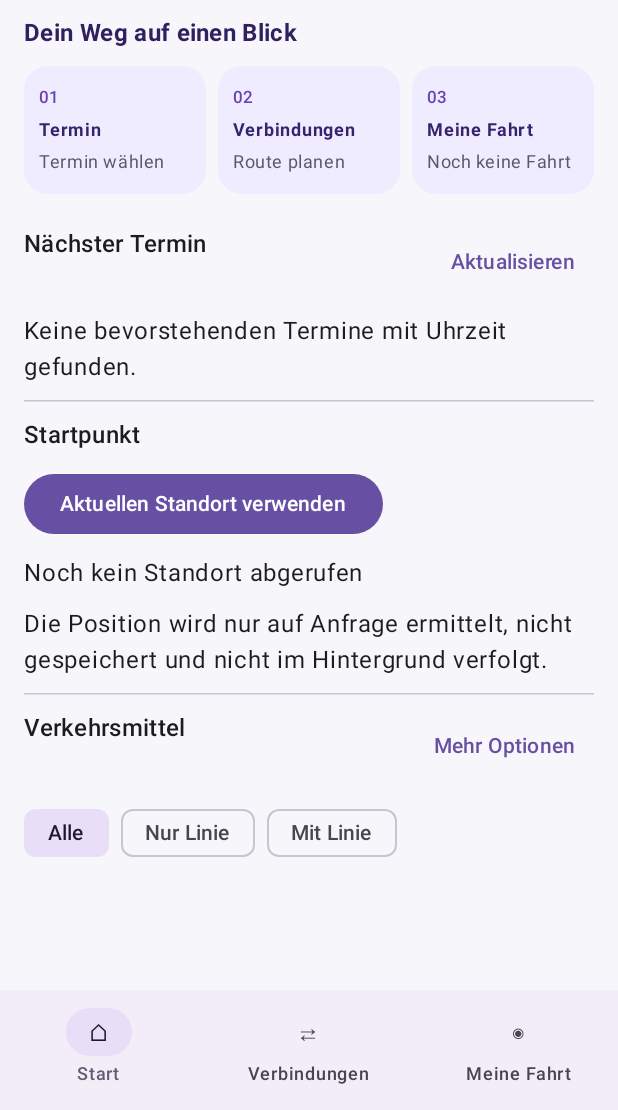
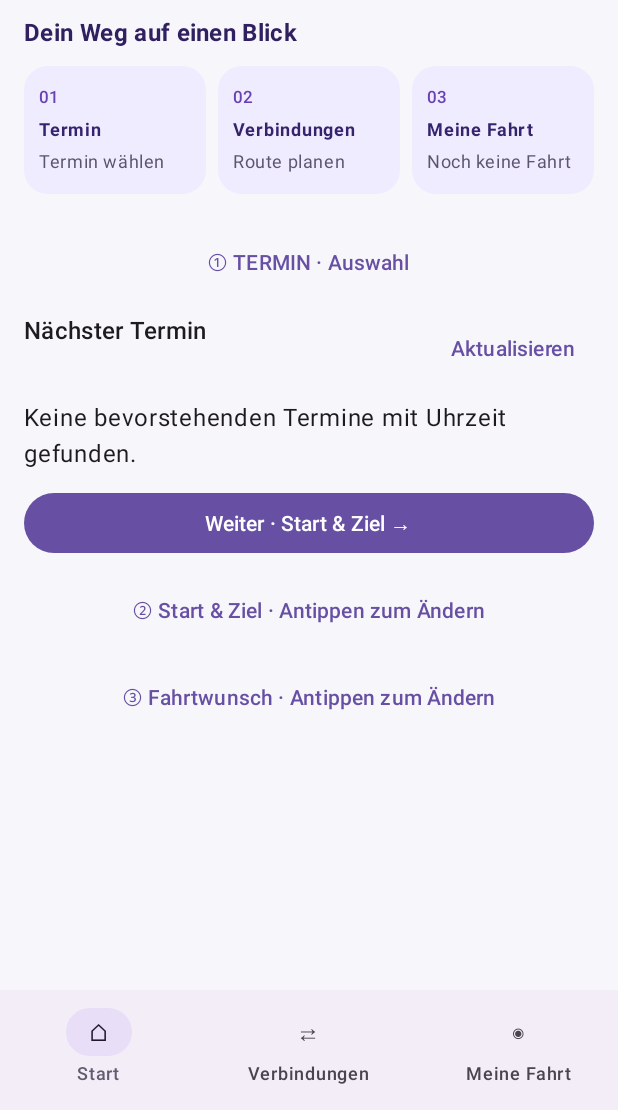
Before and after one commit to jochenkunkel/mvv-mobility-assistant, an Android app built with Jetpack Compose: the screen it shows after launch (MainActivity), on a phone screen of 412 x 824 dp, the part 126-1236 px from its top. Run offline under Robolectric (Android 15) with nearby library versions, the phone set to English and light mode, and no system bars; libraries missing offline, so code that uses them is left out: androidx.glance, androidx.glance.appwidget.

Commit message:
Introduce progressive three-step setup: appointment, origin, travel preferences

```diff
--- a/app/src/main/java/de/mvv/mobility/MainActivity.kt
+++ b/app/src/main/java/de/mvv/mobility/MainActivity.kt
@@ -122,6 +122,7 @@ class MainActivity : ComponentActivity() {
                     val connectionsAnchor = remember { BringIntoViewRequester() }
                     val journeyAnchor = remember { BringIntoViewRequester() }
                     var selectedTab by remember { mutableStateOf(CockpitTab.START) }
+                    var activeSetupStep by remember { mutableIntStateOf(0) }
                     Column(Modifier.fillMaxSize().background(Color(0xFFF7F6FB))) {
                     Column(Modifier.weight(1f).fillMaxWidth().verticalScroll(rememberScrollState()).padding(16.dp), verticalArrangement = Arrangement.spacedBy(10.dp)) {
                         Row(
@@ -229,6 +230,10 @@ class MainActivity : ComponentActivity() {
                             ) { Text("⌂ Nach Hause navigieren") }
                         }
                         Spacer(Modifier.height(1.dp).bringIntoViewRequester(appointmentAnchor))
+                        TextButton(onClick = { activeSetupStep = 0 }, modifier = Modifier.fillMaxWidth().testTag("setup_step_appointment")) {
+                            Text(if (activeSetupStep == 0) "① TERMIN · Auswahl" else "✓ ① Termin · Antippen zum Ändern")
+                        }
+                        if (activeSetupStep == 0 || (fixture && !visualFixture)) {
                         if (fixture) Text("TESTMODUS: simulierte Kalender-, GPS- und MVV-Daten", color = MaterialTheme.colorScheme.error)
                         if (!allowed && !fixture) {
                             Text("Damit Mein Weg deine Termine anzeigen kann, erlaube den Kalenderzugriff. Die Daten bleiben auf deinem Gerät.")
@@ -321,7 +326,12 @@ class MainActivity : ComponentActivity() {
                                 }
                             }
                         }
-                        HorizontalDivider()
+                        if (!(fixture && !visualFixture)) Button(onClick = { activeSetupStep = 1 }, modifier = Modifier.fillMaxWidth().testTag("setup_next_address")) { Text("Weiter · Start & Ziel →") }
+                        }
+                        TextButton(onClick = { activeSetupStep = 1 }, modifier = Modifier.fillMaxWidth().testTag("setup_step_address")) {
+                            Text(if (activeSetupStep == 1) "② START & ZIEL · Auswahl" else "② Start & Ziel · Antippen zum Ändern")
+                        }
+                        if (activeSetupStep == 1 || (fixture && !visualFixture)) {
                         Text("Startpunkt", style = MaterialTheme.typography.titleMedium)
                         Button(onClick = {
                             if (CurrentLocationRepository.hasPermission(this@MainActivity)) {
@@ -342,7 +352,12 @@ class MainActivity : ComponentActivity() {
                             Text("Breite: %.5f · Länge: %.5f".format(java.util.Locale.GERMANY, it.latitude, it.longitude))
                         }
                         Text("Die Position wird nur auf Anfrage ermittelt, nicht gespeichert und nicht im Hintergrund verfolgt.")
-                        HorizontalDivider()
+                        if (!(fixture && !visualFixture)) Button(onClick = { activeSetupStep = 2 }, modifier = Modifier.fillMaxWidth().testTag("setup_next_preferences")) { Text("Weiter · Fahrtwunsch →") }
+                        }
+                        TextButton(onClick = { activeSetupStep = 2 }, modifier = Modifier.fillMaxWidth().testTag("setup_step_preferences")) {
+                            Text(if (activeSetupStep == 2) "③ FAHRTWUNSCH · Auswahl" else "③ Fahrtwunsch · Antippen zum Ändern")
+                        }
+                        if (activeSetupStep == 2 || (fixture && !visualFixture)) {
                         Row(horizontalArrangement = Arrangement.spacedBy(8.dp)) {
                             Text("Verkehrsmittel", style = MaterialTheme.typography.titleMedium, modifier = Modifier.weight(1f))
                             TextButton(onClick = { advancedExpanded = !advancedExpanded }) {
@@ -379,6 +394,8 @@ class MainActivity : ComponentActivity() {
                             val arrivalFormat = java.text.SimpleDateFormat("dd.MM.yyyy HH:mm", java.util.Locale.GERMANY)
                             arrivalFormat.timeZone = java.util.TimeZone.getTimeZone("Europe/Berlin")
                             Text("MVV-Suche: Ankunft spätestens ${arrivalFormat.format(arrivalTarget)}")
+                        }
+                        if (!(fixture && !visualFixture)) Button(onClick = { selectedTab = CockpitTab.CONNECTIONS }, modifier = Modifier.fillMaxWidth().testTag("setup_find_connections")) { Text("Verbindungen finden →") }
                         }
                         Spacer(Modifier.height(1.dp).bringIntoViewRequester(connectionsAnchor))
                         }
```
